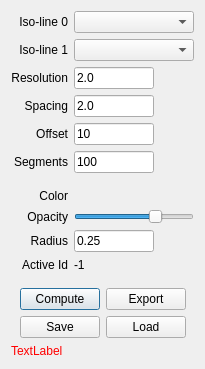
Above: freeview/DialogLineProfile.ui from freesurfer/freesurfer before the change. Below: the same form after it.
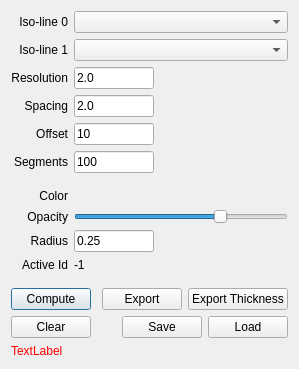
That is the form after the change. Custom widgets are drawn as their Qt base class.

Commit message: Added function to compute and export thickness measurement along line profile

The edit to the form file:
```diff
--- a/freeview/DialogLineProfile.ui
+++ b/freeview/DialogLineProfile.ui
@@ -6,8 +6,8 @@
    <rect>
     <x>0</x>
     <y>0</y>
-    <width>276</width>
-    <height>433</height>
+    <width>328</width>
+    <height>425</height>
    </rect>
   </property>
   <property name="windowTitle">
@@ -266,19 +266,6 @@
    </item>
    <item>
     <layout class="QHBoxLayout" name="horizontalLayout">
-     <item>
-      <spacer name="horizontalSpacer">
-       <property name="orientation">
-        <enum>Qt::Horizontal</enum>
-       </property>
-       <property name="sizeHint" stdset="0">
-        <size>
-         <width>5</width>
-         <height>5</height>
-        </size>
-       </property>
-      </spacer>
-     </item>
      <item>
       <widget class="QPushButton" name="pushButtonCompute">
        <property name="text">
@@ -286,6 +273,19 @@
        </property>
       </widget>
      </item>
+     <item>
+      <spacer name="horizontalSpacer_3">
+       <property name="orientation">
+        <enum>Qt::Horizontal</enum>
+       </property>
+       <property name="sizeHint" stdset="0">
+        <size>
+         <width>5</width>
+         <height>5</height>
+        </size>
+       </property>
+      </spacer>
+     </item>
      <item>
       <widget class="QPushButton" name="pushButtonExport">
        <property name="text">
@@ -294,24 +294,25 @@
       </widget>
      </item>
      <item>
-      <spacer name="horizontalSpacer_2">
-       <property name="orientation">
-        <enum>Qt::Horizontal</enum>
+      <widget class="QPushButton" name="pushButtonExportThickness">
+       <property name="text">
+        <string>Export Thickness</string>
        </property>
-       <property name="sizeHint" stdset="0">
-        <size>
-         <width>5</width>
-         <height>5</height>
-        </size>
-       </property>
-      </spacer>
+      </widget>
      </item>
     </layout>
    </item>
    <item>
     <layout class="QHBoxLayout" name="horizontalLayout_2">
      <item>
-      <spacer name="horizontalSpacer_3">
+      <widget class="QPushButton" name="pushButtonClear">
+       <property name="text">
+        <string>Clear</string>
+       </property>
+      </widget>
+     </item>
+     <item>
+      <spacer name="horizontalSpacer_4">
        <property name="orientation">
         <enum>Qt::Horizontal</enum>
        </property>
@@ -337,19 +338,6 @@
        </property>
       </widget>
      </item>
-     <item>
-      <spacer name="horizontalSpacer_4">
-       <property name="orientation">
-        <enum>Qt::Horizontal</enum>
-       </property>
-       <property name="sizeHint" stdset="0">
-        <size>
-         <width>5</width>
-         <height>5</height>
-        </size>
-       </property>
-      </spacer>
-     </item>
     </layout>
    </item>
    <item>
```
Left out of the diff: 62 changed lines with no effect on the pictures. The commit also changes 18 other files.
